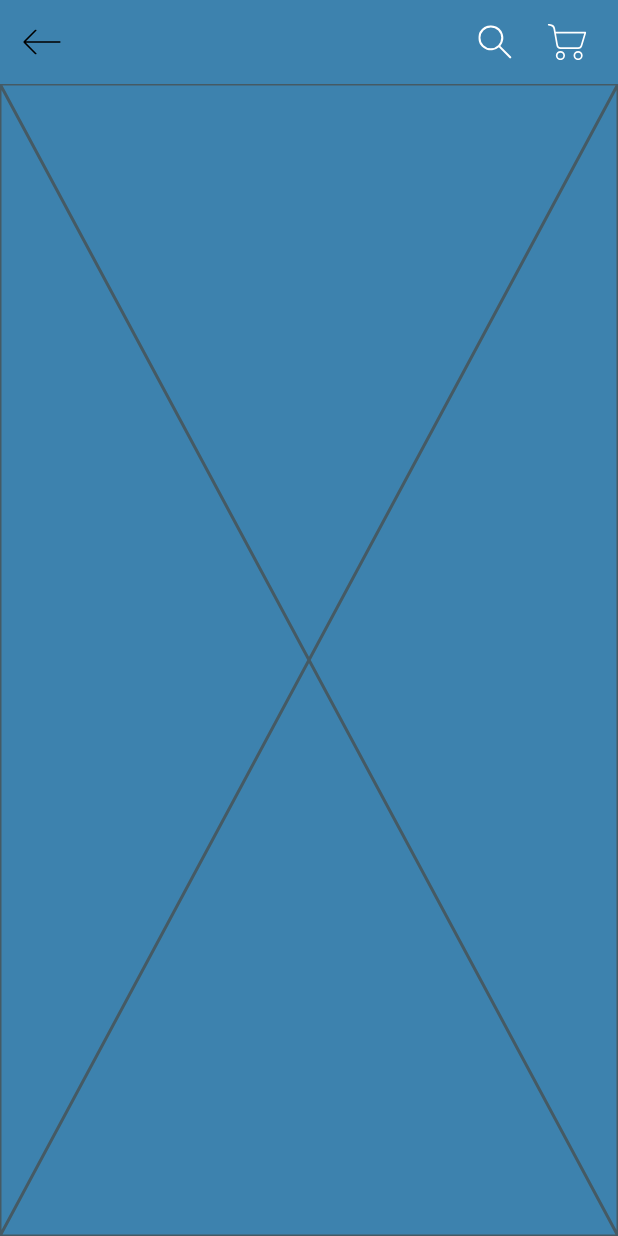
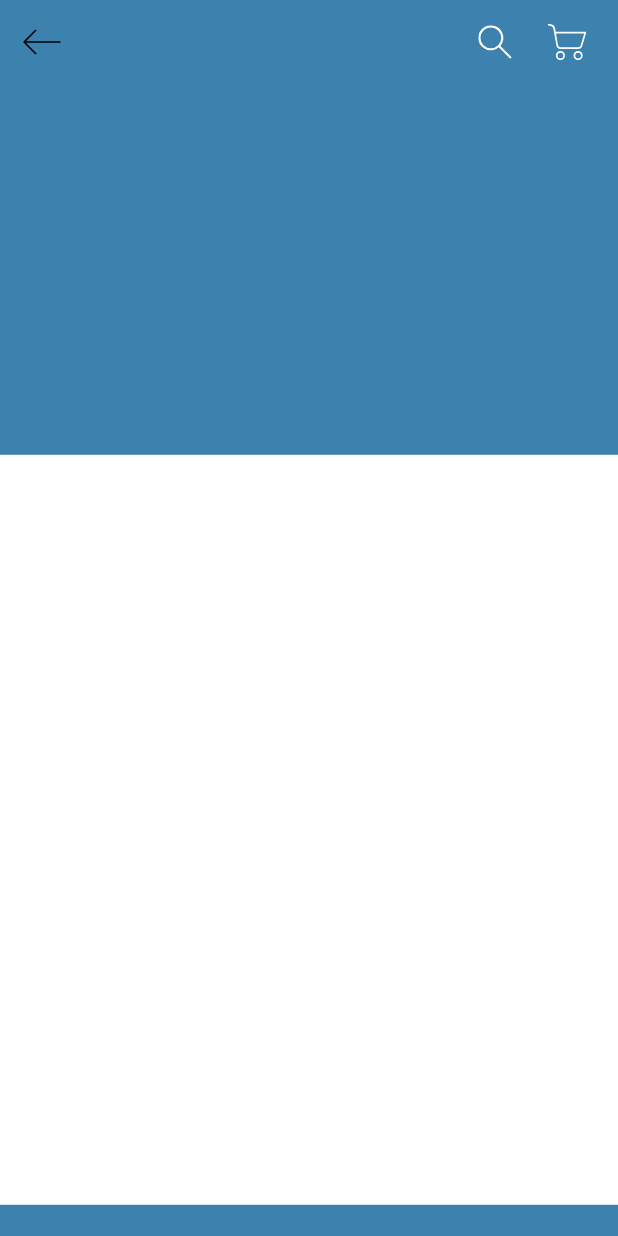
Before and after one commit to mcalisadeghi/Online_Shop_App_Flutter_Ui, a Flutter app: the screen it shows after launch, after a tap on "Office Code", on a phone screen of 412 x 824 dp. Run offline on Flutter 3.47's test engine with Material 2 defaults, Android fonts, the phone set to English and light mode, and no system bars; our stand-ins replace flutter_svg.

Commit message:
set height of details body

```diff
--- a/lib/screens/deatils/components/details_body.dart
+++ b/lib/screens/deatils/components/details_body.dart
@@ -1,13 +1,39 @@
 import 'package:flutter/material.dart';
-import 'package:flutter_application_1/constants.dart';
 import 'package:flutter_application_1/models/product.dart';
-import 'package:flutter_svg/flutter_svg.dart';
+// import 'package:flutter_application_1/constants.dart';
+// import 'package:flutter_svg/flutter_svg.dart';
 
 class DetailsBody extends StatelessWidget {
-  const DetailsBody({super.key});
+  final Product product;
+  const DetailsBody({
+    super.key,
+    required this.product,
+  });
 
   @override
   Widget build(BuildContext context) {
-    return const Placeholder();
+    Size size = MediaQuery.of(context).size;
+    return SingleChildScrollView(
+      child: Column(
+        children: [
+          SizedBox(
+            height: size.height,
+            child: Stack(
+              children: [
+                Container(
+                  height: 500,
+                  margin: EdgeInsets.only(
+                    top: size.height * 0.3,
+                  ),
+                  decoration: const BoxDecoration(
+                    color: Colors.white,
+                  ),
+                ),
+              ],
+            ),
+          ),
+        ],
+      ),
+    );
   }
 }
--- a/lib/screens/deatils/daatils.dart
+++ b/lib/screens/deatils/daatils.dart
@@ -6,14 +6,19 @@ import 'package:flutter_svg/flutter_svg.dart';
 
 class DetailsSCreen extends StatelessWidget {
   final Product product;
-  const DetailsSCreen({super.key, required this.product});
+  const DetailsSCreen({
+    super.key,
+    required this.product,
+  });
 
   @override
   Widget build(BuildContext context) {
     return Scaffold(
       backgroundColor: product.color,
       appBar: appBar(context),
-      body: DetailsBody(),
+      body: DetailsBody(
+        product: product,
+      ),
     );
   }
 
```
